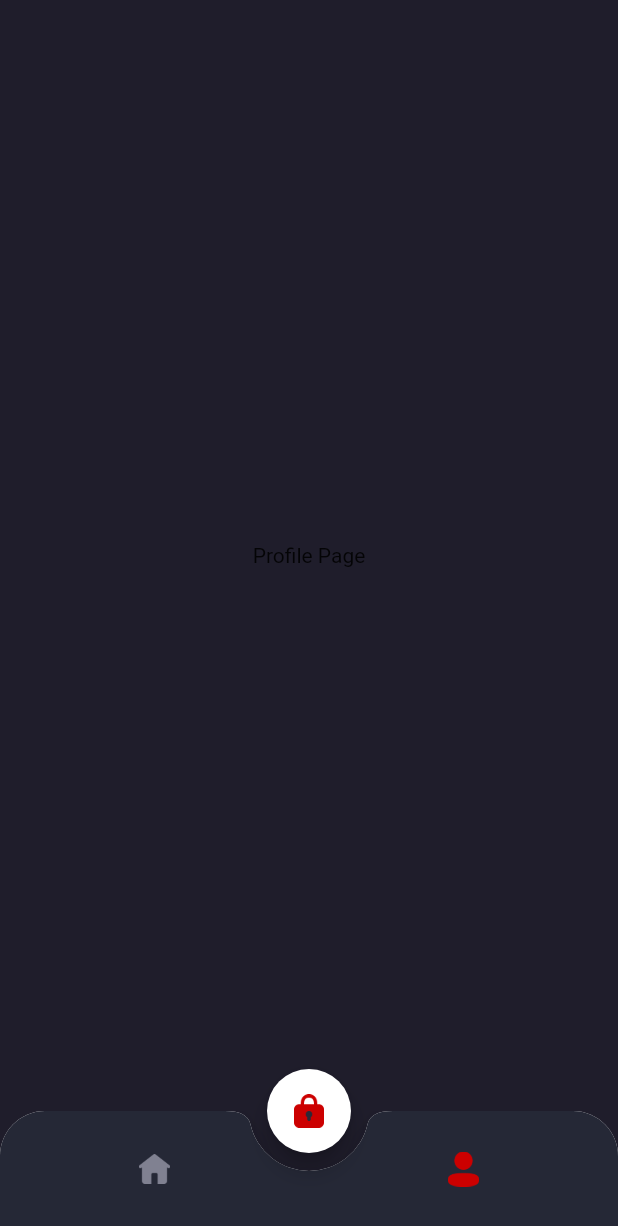
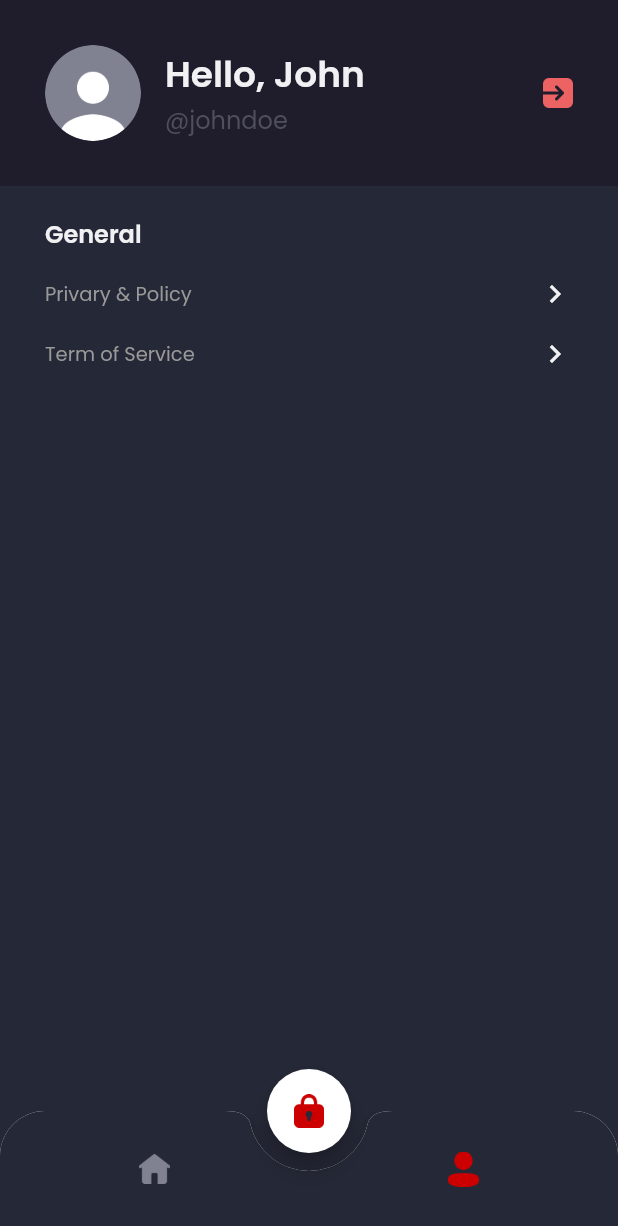
Before and after one commit to fariqfgi/apacheers_mobile, a Flutter app: the MainPage screen opened by its route, item 2 of the bottom bar chosen, on a phone screen of 412 x 824 dp. Shown: the top 1226 px of the screen. Run offline on Flutter 3.47's test engine with Material 2 defaults, Android fonts, the phone set to English and light mode, and no system bars; our stand-ins replace google_fonts.

Commit message:
Add: Profile page

```diff
--- a/lib/pages/home/main_page.dart
+++ b/lib/pages/home/main_page.dart
@@ -92,7 +92,7 @@ class _MainPageState extends State<MainPage> {
     }
 
     return Scaffold(
-      backgroundColor: backgroundColor1,
+      backgroundColor: currentIndex == 0 ? backgroundColor1 : backgroundColor3,
       floatingActionButton: reportButton(),
       floatingActionButtonLocation: FloatingActionButtonLocation.centerDocked,
       bottomNavigationBar: customButtonNav(),
--- a/lib/pages/home/profile_page.dart
+++ b/lib/pages/home/profile_page.dart
@@ -1,10 +1,120 @@
+import 'package:apacheers_mobile/theme.dart';
 import 'package:flutter/material.dart';
 
 class ProfilePage extends StatelessWidget {
   @override
   Widget build(BuildContext context) {
-    return Center(
-      child: Text('Profile Page'),
+    Widget header() {
+      return AppBar(
+        backgroundColor: backgroundColor1,
+        automaticallyImplyLeading: false,
+        elevation: 0,
+        flexibleSpace: SafeArea(
+          child: Container(
+            padding: EdgeInsets.all(
+              defaultMargin,
+            ),
+            child: Row(
+              children: [
+                ClipOval(
+                  child: Image.asset(
+                    'assets/images/profile_image.png',
+                    width: 64,
+                  ),
+                ),
+                SizedBox(
+                  width: 16,
+                ),
+                Expanded(
+                  child: Column(
+                    crossAxisAlignment: CrossAxisAlignment.start,
+                    children: [
+                      Text(
+                        'Hello, John',
+                        style: primaryTextStyle.copyWith(
+                          fontSize: 24,
+                          fontWeight: FontWeight.w600,
+                        ),
+                      ),
+                      Text(
+                        '@johndoe',
+                        style: subtitleTextStyle.copyWith(
+                          fontSize: 16,
+                        ),
+                      )
+                    ],
+                  ),
+                ),
+                Image.asset(
+                  'assets/images/exit_icon.png',
+                  width: 20,
+                )
+              ],
+            ),
+          ),
+        ),
+      );
+    }
+
+    Widget menuItem(String text) {
+      return Container(
+        margin: EdgeInsets.only(
+          top: 16,
+        ),
+        child: Row(
+          mainAxisAlignment: MainAxisAlignment.spaceBetween,
+          children: [
+            Text(
+              text,
+              style: tertiaryTextStyle.copyWith(
+                fontSize: 13,
+              ),
+            ),
+            Icon(
+              Icons.chevron_right,
+              color: primaryTextColor,
+            ),
+          ],
+        ),
+      );
+    }
+
+    Widget content() {
+      return Expanded(
+        child: Container(
+          width: double.infinity,
+          padding: EdgeInsets.symmetric(
+            horizontal: defaultMargin,
+          ),
+          decoration: BoxDecoration(
+            color: backgroundColor3,
+          ),
+          child: Column(
+            crossAxisAlignment: CrossAxisAlignment.start,
+            children: [
+              SizedBox(
+                height: 20,
+              ),
+              Text(
+                'General',
+                style: primaryTextStyle.copyWith(
+                  fontSize: 16,
+                  fontWeight: FontWeight.w600,
+                ),
+              ),
+              menuItem('Privary & Policy'),
+              menuItem('Term of Service'),
+            ],
+          ),
+        ),
+      );
+    }
+
+    return Column(
+      children: [
+        header(),
+        content(),
+      ],
     );
   }
 }
--- a/lib/theme.dart
+++ b/lib/theme.dart
@@ -4,11 +4,13 @@ import 'package:google_fonts/google_fonts.dart';
 double defaultMargin = 30.0;
 
 Color primaryColor = Color(0xffcc0000);
+Color secondaryColor = Color(0xffED6363);
 Color backgroundColor1 = Color(0xff1F1D2B);
 Color backgroundColor2 = Color(0xff2B2937);
 Color backgroundColor3 = Color(0xff252836);
 Color primaryTextColor = Color(0xffF1F0F2);
 Color secondaryTextColor = Color.fromARGB(255, 0, 0, 0);
+Color tertiaryTextColor = Color(0xff999999);
 Color subtitleColor = Color(0xff504F5E);
 
 TextStyle primaryTextStyle = GoogleFonts.poppins(
@@ -19,6 +21,10 @@ TextStyle secondaryTextStyle = GoogleFonts.poppins(
   color: secondaryTextColor,
 );
 
+TextStyle tertiaryTextStyle = GoogleFonts.poppins(
+  color: tertiaryTextColor,
+);
+
 TextStyle subtitleTextStyle = GoogleFonts.poppins(
   color: subtitleColor,
 );
--- a/lib/widget/report_card.dart
+++ b/lib/widget/report_card.dart
@@ -20,7 +20,7 @@ class ReportCard extends StatelessWidget {
               leading: Icon(
                 Icons.warning,
                 size: 40,
-                color: Colors.red,
+                color: Color(0xffED6363),
               ),
               title: Text(
                 'IP 180.199.92.92',
--- a/lib/widget/report_tile.dart
+++ b/lib/widget/report_tile.dart
@@ -22,7 +22,7 @@ class ReportTile extends StatelessWidget {
               leading: Icon(
                 Icons.warning,
                 size: 40,
-                color: Colors.red,
+                color: Color(0xffED6363),
               ),
               title: Text(
                 'IP 180.199.92.92',
```
Also changed, not shown: assets/images/exit_icon.png (added), assets/images/profile_image.png.
